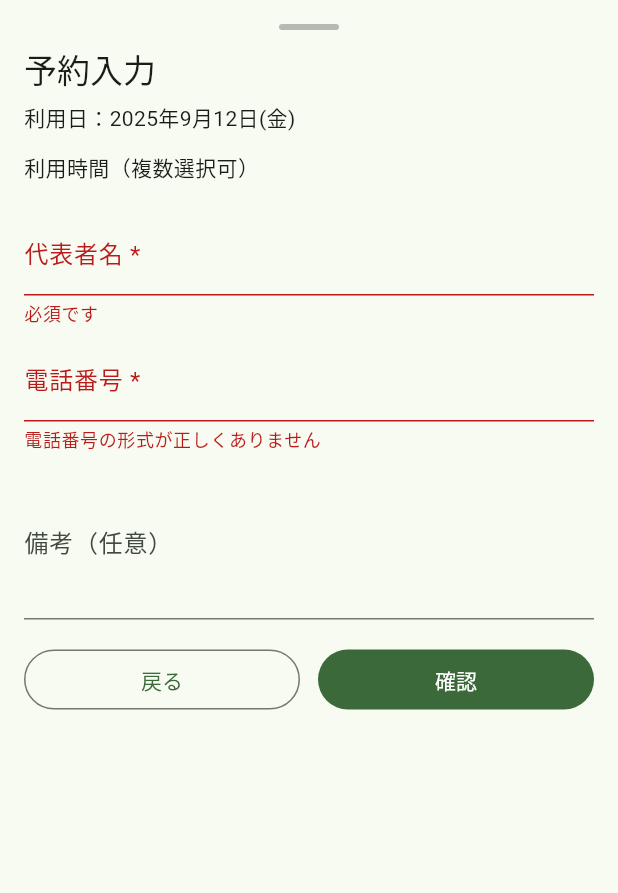
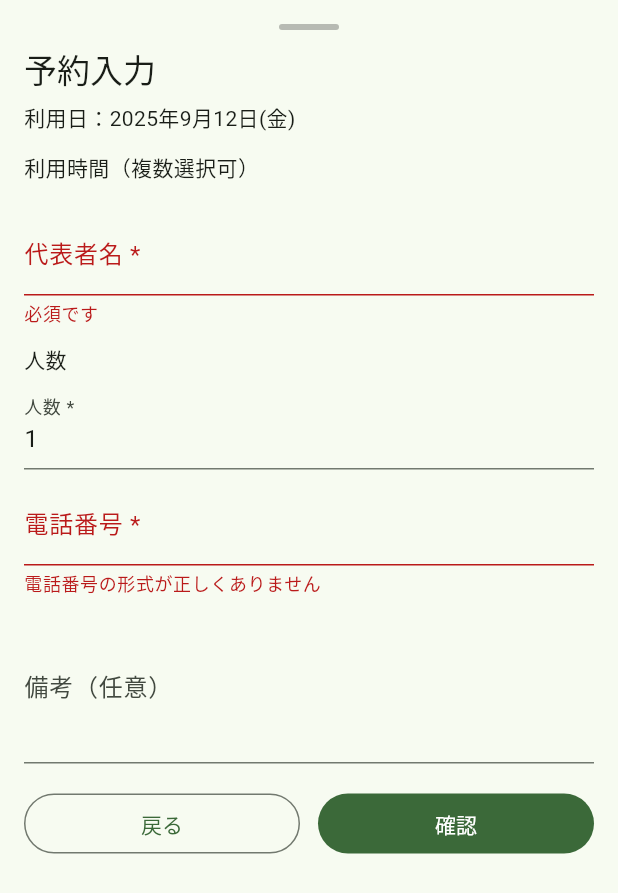
Before and after one commit to MoLpho/ishibashi, a Flutter app: the ReservationFormSheet widget shown alone on an empty page, opened directly with empty values, after a tap on "確認", on a phone screen of 412 x 824 dp. Shown: the top 893 px of the screen. Run offline on Flutter 3.47's test engine with Material 3 defaults, Android fonts, the phone set to English and light mode, and no system bars; our stand-ins replace table_calendar; network calls fail.

Commit message:
人数入力欄の追加

```diff
--- a/lib/screens/reservation/calendar/reservation_calendar_screen.dart
+++ b/lib/screens/reservation/calendar/reservation_calendar_screen.dart
@@ -329,6 +329,7 @@ class _ReservationCalendarScreenState extends State<ReservationCalendarScreen> {
         name: result['name'] as String,
         phone: result['phone'] as String,
         note: (result['note'] as String?) ?? '',
+        numPeople: result['numPeople'] as int,
       ),
     ));
     if (ok == true && mounted) {
--- a/lib/screens/reservation/confirm/confirm_free_screen.dart
+++ b/lib/screens/reservation/confirm/confirm_free_screen.dart
@@ -11,6 +11,7 @@ class ConfirmFreeScreen extends StatelessWidget {
   final String name;
   final String phone;
   final String note;
+  final int numPeople;
 
   const ConfirmFreeScreen({
     super.key,
@@ -20,6 +21,7 @@ class ConfirmFreeScreen extends StatelessWidget {
     required this.name,
     required this.phone,
     required this.note,
+    required this.numPeople,
   });
 
   @override
@@ -36,6 +38,7 @@ class ConfirmFreeScreen extends StatelessWidget {
             const SizedBox(height: 4),
             Text('時間：$start - $end'),
             Text('代表者名：$name'),
+            Text('人数：$numPeople 名'),
             Text('電話番号：$phone'),
             if (note.isNotEmpty) Text('備考：$note'),
             const Spacer(),
@@ -50,6 +53,8 @@ class ConfirmFreeScreen extends StatelessWidget {
                     endTime: end,
                     name: name,
                     phone: phone,
+                    numAdults: numPeople,
+                    numChildren: 0,
                     notes: note.isEmpty ? null : note,
                   );
                   if (context.mounted) {
--- a/lib/screens/reservation/confirm/confirm_screen.dart
+++ b/lib/screens/reservation/confirm/confirm_screen.dart
@@ -25,6 +25,7 @@ class ConfirmScreen extends StatelessWidget {
             const SizedBox(height: 4),
             Text("時間枠：${result.slotIds.join(', ')}"),
             Text("代表者名：${result.name}"),
+            Text('人数：${result.numPeople} 名'),
             Text("電話番号：${result.phone}"),
             if (result.note.isNotEmpty) Text("備考：${result.note}"),
             const Spacer(),
@@ -44,6 +45,8 @@ class ConfirmScreen extends StatelessWidget {
                       endTime:   times.end,
                       name: result.name,
                       phone: result.phone,
+                      numAdults: result.numPeople, // 合計人数
+                      numChildren: 0,              // 子どもは使わない
                       notes: result.note.isEmpty ? null : result.note,
                     );
                   }
--- a/lib/screens/reservation/form/reservation_form_sheet.dart
+++ b/lib/screens/reservation/form/reservation_form_sheet.dart
@@ -30,6 +30,7 @@ class _ReservationFormSheetState extends State<ReservationFormSheet> {
   final _name = TextEditingController(); // 代表者名のテキストコントローラー
   final _phone = TextEditingController(); // 電話番号のテキストコントローラー
   final _note = TextEditingController(); // 備考のテキストコントローラー
+  final _numPeople = TextEditingController(text: '1');
   late Set<String> _selected; // 選択された予約枠ID
 
   // Stateの初期化
@@ -46,6 +47,7 @@ class _ReservationFormSheetState extends State<ReservationFormSheet> {
     _phone.dispose();
     _note.dispose();
     super.dispose();
+    _numPeople.dispose();
   }
 
   @override
@@ -107,6 +109,17 @@ class _ReservationFormSheetState extends State<ReservationFormSheet> {
                 textInputAction: TextInputAction.next, // 次へボタン
                 autofillHints: const [AutofillHints.name], // オートフィルヒント
               ),
+              //人数の入力欄
+              const SizedBox(height: 12),
+              Text('人数'),
+              const SizedBox(height: 8),
+              TextFormField(
+                controller: _numPeople,
+                decoration: const InputDecoration(labelText: '人数 *'),
+                keyboardType: TextInputType.number,
+              validator: (v) => Validators.intInRange(v, min: 1, max: 20),
+              ),
+
               //電話番号の入力欄
               const SizedBox(height: 8),
               TextFormField(
@@ -154,6 +167,7 @@ class _ReservationFormSheetState extends State<ReservationFormSheet> {
                             name: _name.text.trim(),
                             phone: _phone.text.trim(),
                             note: _note.text.trim(),
+                            numPeople: int.parse(_numPeople.text),
                           ),
                         );
                       },
--- a/lib/utils/validators.dart
+++ b/lib/utils/validators.dart
@@ -7,4 +7,17 @@ class Validators {
     final ok = RegExp(r'^0\d{9,10}$').hasMatch(t);
     return ok ? null : '電話番号の形式が正しくありません';
   }
+
+  static String? intInRange(String? v, {int min = 1, int max = 20}) {
+  if (v == null || v.trim().isEmpty) return '必須です';
+  final n = int.tryParse(v);
+  if (n == null) return '数値を入力してください';
+  if (n < min) return '$min 以上を入力してください';
+  if (n > max) return '$max 以下を入力してください';
+  return null;
+  }
+
+
+
+
 }
```
Also changed, not shown: lib/screens/reservation/form/reservation_free_form_sheet.dart (+17 -0 lines).
